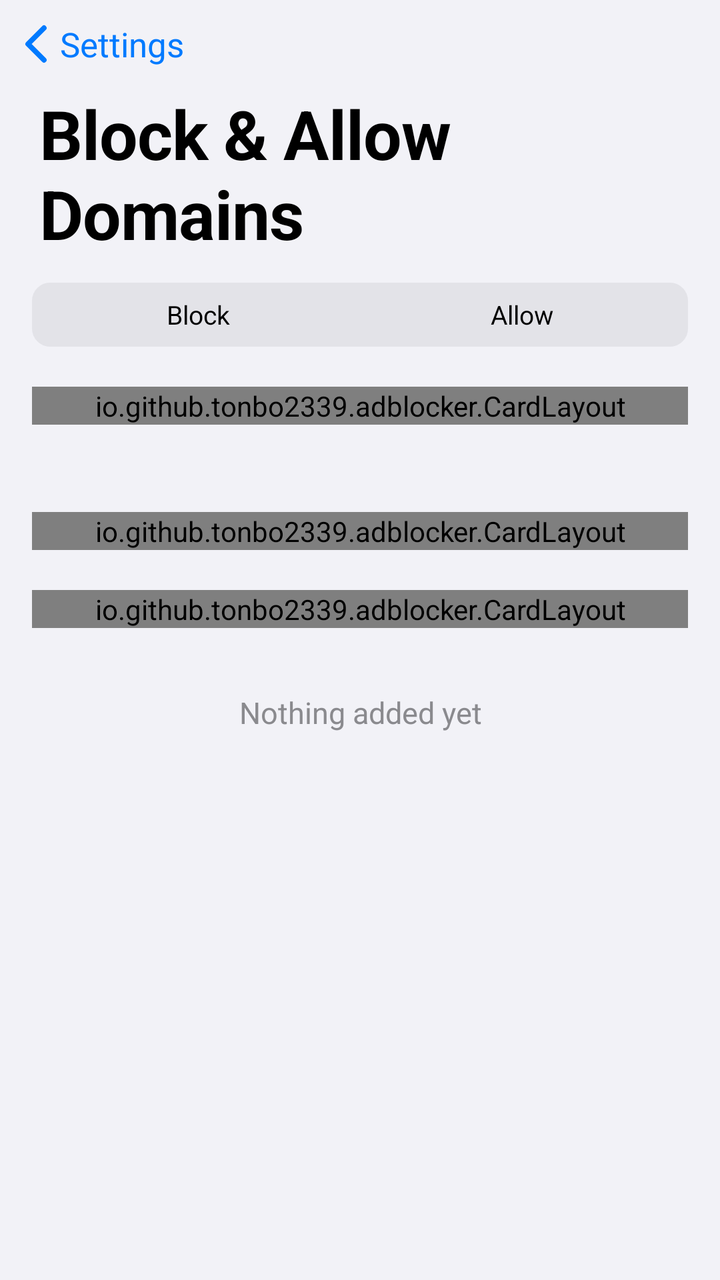
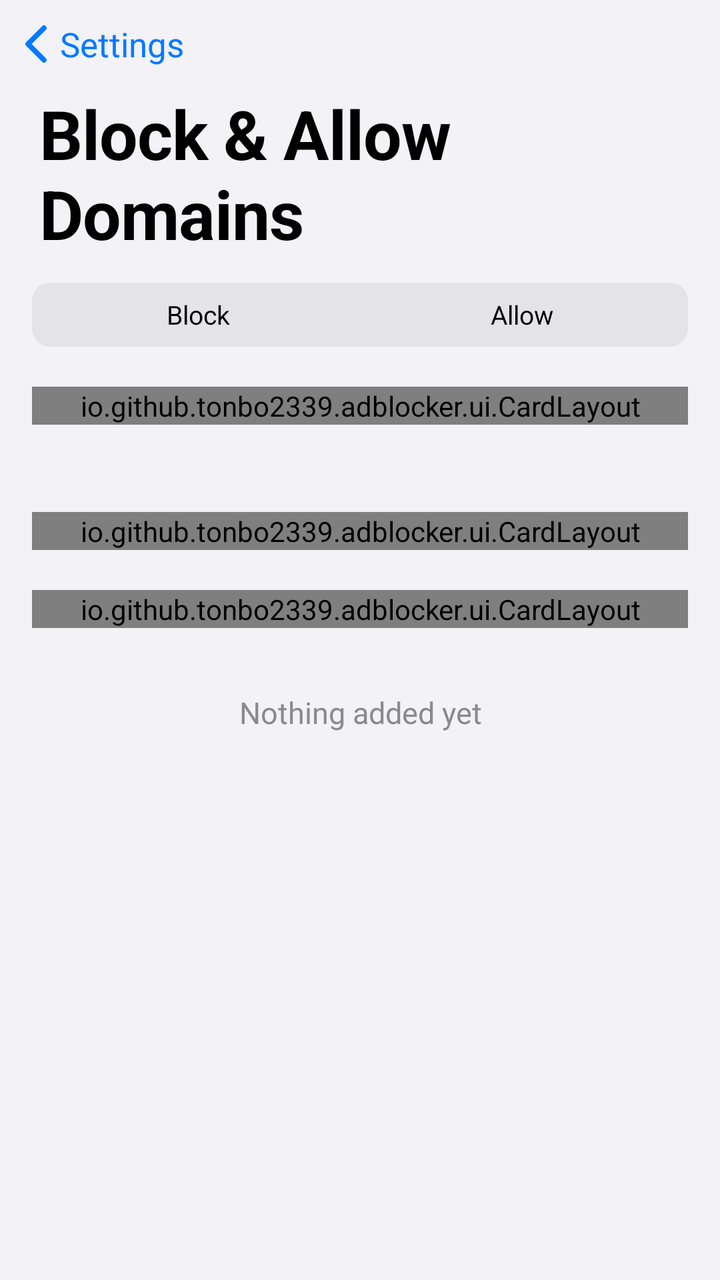

Compare the two renders of this Android layout. The source of the first and the diff that turns it into the second are given below.
<!-- AndroidManifest.xml: application theme Theme.AdBlocker -->
<!-- res/layout/activity_rules.xml -->
<?xml version="1.0" encoding="utf-8"?>
<LinearLayout xmlns:android="http://schemas.android.com/apk/res/android"
    xmlns:tools="http://schemas.android.com/tools"
    android:id="@+id/root"
    android:layout_width="match_parent"
    android:layout_height="match_parent"
    android:orientation="vertical">

    <LinearLayout
        android:id="@+id/backButton"
        style="@style/BackButton"
        tools:ignore="UseCompoundDrawables">

        <ImageView
            android:layout_width="12dp"
            android:layout_height="20dp"
            android:importantForAccessibility="no"
            android:src="@drawable/ic_back" />

        <TextView
            android:layout_width="wrap_content"
            android:layout_height="wrap_content"
            android:layout_marginStart="6dp"
            android:text="@string/title_settings"
            android:textColor="@color/accent_blue"
            android:textSize="17sp" />
    </LinearLayout>

    <ScrollView
        android:layout_width="match_parent"
        android:layout_height="0dp"
        android:layout_weight="1"
        android:clipToPadding="false">

        <LinearLayout
            android:layout_width="match_parent"
            android:layout_height="wrap_content"
            android:orientation="vertical"
            android:paddingHorizontal="16dp"
            android:paddingBottom="40dp">

            <TextView
                style="@style/LargeTitle"
                android:layout_width="wrap_content"
                android:layout_height="wrap_content"
                android:layout_marginStart="4dp"
                android:text="@string/title_rules" />

            <LinearLayout
                android:layout_width="match_parent"
                android:layout_height="32dp"
                android:layout_marginTop="12dp"
                android:background="@drawable/bg_segment"
                android:orientation="horizontal"
                android:padding="2dp">

                <TextView
                    android:id="@+id/segmentBlock"
                    style="@style/SegmentItem"
                    android:text="@string/rules_block" />

                <TextView
                    android:id="@+id/segmentAllow"
                    style="@style/SegmentItem"
                    android:text="@string/rules_allow" />
            </LinearLayout>

            <io.github.tonbo2339.adblocker.CardLayout
                style="@style/Card"
                android:layout_marginTop="20dp">

                <LinearLayout
                    android:id="@+id/addRow"
                    style="@style/Row.Clickable">

                    <TextView
                        style="@style/RowTitle"
                        android:text="@string/rule_add"
                        android:textColor="@color/accent_blue" />
                </LinearLayout>

                <View style="@style/Separator" />

                <LinearLayout
                    android:id="@+id/checkRow"
                    style="@style/Row.Clickable">

                    <TextView
                        style="@style/RowTitle"
                        android:text="@string/diag_row"
                        android:textColor="@color/accent_blue" />
                </LinearLayout>
            </io.github.tonbo2339.adblocker.CardLayout>

            <TextView
                android:id="@+id/rulesFooter"
                style="@style/SectionFooter"
                android:layout_width="match_parent"
                android:layout_height="wrap_content" />

            <io.github.tonbo2339.adblocker.CardLayout
                style="@style/Card"
                android:layout_marginTop="20dp">

                <LinearLayout
                    android:id="@+id/importRow"
                    style="@style/Row.Clickable">

                    <TextView
                        style="@style/RowTitle"
                        android:text="@string/rules_import"
                        android:textColor="@color/accent_blue" />
                </LinearLayout>

                <View style="@style/Separator" />

                <LinearLayout
                    android:id="@+id/exportRow"
                    style="@style/Row.Clickable">

                    <TextView
                        style="@style/RowTitle"
                        android:text="@string/rules_export"
                        android:textColor="@color/accent_blue" />
                </LinearLayout>
            </io.github.tonbo2339.adblocker.CardLayout>

            <io.github.tonbo2339.adblocker.CardLayout
                android:id="@+id/rulesCard"
                style="@style/Card"
                android:layout_marginTop="20dp" />

            <TextView
                android:id="@+id/emptyText"
                android:layout_width="match_parent"
                android:layout_height="wrap_content"
                android:layout_marginTop="32dp"
                android:gravity="center"
                android:text="@string/rules_empty"
                android:textColor="@color/label_secondary"
                android:textSize="15sp" />
        </LinearLayout>
    </ScrollView>
</LinearLayout>
<!-- resources referenced by this layout -->
<resources>
  <color name="accent_blue">#007AFF</color>
  <color name="label_secondary">#8A8A8E</color>
  <!-- drawable bg_segment (drawable) -->
  <?xml version="1.0" encoding="utf-8"?>
  <shape xmlns:android="http://schemas.android.com/apk/res/android" android:shape="rectangle">
      <solid android:color="@color/fill_search" />
      <corners android:radius="9dp" />
  </shape>
  <string name="diag_row">Check a Domain</string>
  <string name="rule_add">Add Domain</string>
  <string name="rules_allow">Allow</string>
  <string name="rules_block">Block</string>
  <string name="rules_empty">Nothing added yet</string>
  <string name="rules_export">Export Rules to File</string>
  <string name="rules_import">Import Rules from File</string>
  <string name="title_rules">Block &amp; Allow Domains</string>
  <string name="title_settings">Settings</string>
  <style name="Card">
          <item name="android:layout_width">match_parent</item>
          <item name="android:layout_height">wrap_content</item>
          <item name="android:background">@drawable/bg_card</item>
          <item name="android:orientation">vertical</item>
      </style>
  <style name="LargeTitle">
          <item name="android:textSize">34sp</item>
          <item name="android:textStyle">bold</item>
          <item name="android:textColor">@color/label</item>
          <item name="android:letterSpacing">-0.01</item>
      </style>
  <style name="Row.Clickable">
          <item name="android:background">@drawable/bg_row_pressed</item>
          <item name="android:clickable">true</item>
          <item name="android:focusable">true</item>
      </style>
  <style name="RowTitle">
          <item name="android:layout_width">0dp</item>
          <item name="android:layout_height">wrap_content</item>
          <item name="android:layout_weight">1</item>
          <item name="android:textSize">17sp</item>
          <item name="android:textColor">@color/label</item>
      </style>
  <style name="SectionFooter">
          <item name="android:textSize">13sp</item>
          <item name="android:textColor">@color/label_secondary</item>
          <item name="android:paddingHorizontal">16dp</item>
          <item name="android:paddingTop">6dp</item>
          <item name="android:lineSpacingExtra">2dp</item>
      </style>
  <style name="Separator">
          <item name="android:layout_width">match_parent</item>
          <item name="android:layout_height">0.5dp</item>
          <item name="android:layout_marginStart">16dp</item>
          <item name="android:background">@color/separator</item>
      </style>
  <color name="fill_search">#E3E3E8</color>
  <!-- drawable bg_card (drawable) -->
  <?xml version="1.0" encoding="utf-8"?>
  <shape xmlns:android="http://schemas.android.com/apk/res/android" android:shape="rectangle">
      <solid android:color="@color/bg_card" />
      <corners android:radius="12dp" />
  </shape>
  <color name="label">#000000</color>
  <!-- drawable bg_row_pressed (drawable) -->
  <?xml version="1.0" encoding="utf-8"?>
  <selector xmlns:android="http://schemas.android.com/apk/res/android"
      android:exitFadeDuration="@android:integer/config_shortAnimTime">
      <item android:state_pressed="true">
          <color android:color="@color/row_pressed" />
      </item>
      <item>
          <color android:color="@android:color/transparent" />
      </item>
  </selector>
  <color name="separator">#D1D1D6</color>
  <color name="accent_green">#34C759</color>
  <color name="bg_grouped">#F2F2F7</color>
  <color name="bg_card">#FFFFFF</color>
  <style name="ThemeOverlay.AdBlocker.Dialog" parent="ThemeOverlay.Material3.MaterialAlertDialog">
          <item name="backgroundTint">@color/bg_card</item>
          <item name="elevationOverlayEnabled">false</item>
          <item name="colorOnSurfaceVariant">@color/label</item>
          <item name="colorControlActivated">@color/accent_blue</item>
      </style>
  <color name="row_pressed">#D1D1D6</color>
  <color name="segment_selected">#FFFFFF</color>
  <!-- unchanged entries left out for length: 5 -->
</resources>

<!-- the commit's change to res/layout/activity_rules.xml (unified diff, before → after) -->
@@ -65,7 +65,7 @@
                     android:text="@string/rules_allow" />
             </LinearLayout>
 
-            <io.github.tonbo2339.adblocker.CardLayout
+            <io.github.tonbo2339.adblocker.ui.CardLayout
                 style="@style/Card"
                 android:layout_marginTop="20dp">
 
@@ -90,7 +90,7 @@
                         android:text="@string/diag_row"
                         android:textColor="@color/accent_blue" />
                 </LinearLayout>
-            </io.github.tonbo2339.adblocker.CardLayout>
+            </io.github.tonbo2339.adblocker.ui.CardLayout>
 
             <TextView
                 android:id="@+id/rulesFooter"
@@ -98,7 +98,7 @@
                 android:layout_width="match_parent"
                 android:layout_height="wrap_content" />
 
-            <io.github.tonbo2339.adblocker.CardLayout
+            <io.github.tonbo2339.adblocker.ui.CardLayout
                 style="@style/Card"
                 android:layout_marginTop="20dp">
 
@@ -123,9 +123,9 @@
                         android:text="@string/rules_export"
                         android:textColor="@color/accent_blue" />
                 </LinearLayout>
-            </io.github.tonbo2339.adblocker.CardLayout>
+            </io.github.tonbo2339.adblocker.ui.CardLayout>
 
-            <io.github.tonbo2339.adblocker.CardLayout
+            <io.github.tonbo2339.adblocker.ui.CardLayout
                 android:id="@+id/rulesCard"
                 style="@style/Card"
                 android:layout_marginTop="20dp" />
